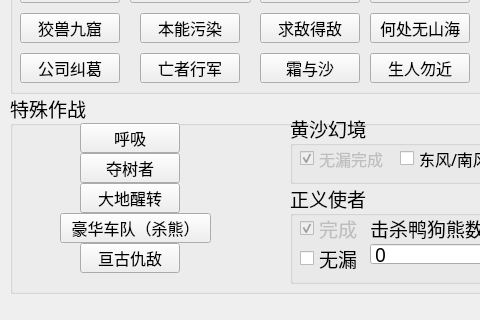
Qt form src/mainwindow.ui (zyz102218-gmail/arkRoguelikeScoreBoard) before a commit; both pictures show x 0 to 480 and y 440 to 760 of the 1523 by 760 pixel window.
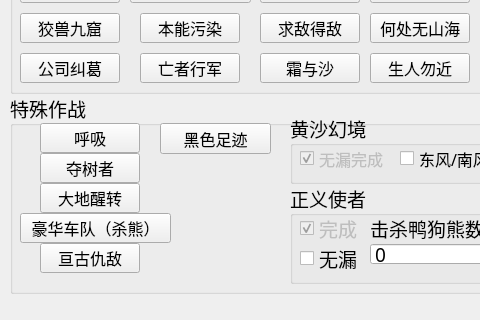
The same form after that commit.

Commit message: Merge remote-tracking branch 'origin/master'   修正了结局1+4和1+3的分数   添加了“黑色足迹”特殊作战 Add show_about and short cuts # Conflicts: #	.idea/workspace.xml

Diff of the .ui file:
```diff
--- a/src/mainwindow.ui
+++ b/src/mainwindow.ui
@@ -1362,7 +1362,7 @@
     <widget class="QPushButton" name="specialact_huxi">
      <property name="geometry">
       <rect>
-       <x>70</x>
+       <x>30</x>
        <y>30</y>
        <width>100</width>
        <height>30</height>
@@ -1381,7 +1381,7 @@
     <widget class="QPushButton" name="specialact_duoshu">
      <property name="geometry">
       <rect>
-       <x>70</x>
+       <x>30</x>
        <y>60</y>
        <width>100</width>
        <height>30</height>
@@ -1389,7 +1389,7 @@
      </property>
      <property name="font">
       <font>
-       <family>Adobe 黑体 Std R</family>
+       <family>黑体</family>
        <pointsize>12</pointsize>
       </font>
      </property>
@@ -1400,7 +1400,7 @@
     <widget class="QPushButton" name="specialact_dadi">
      <property name="geometry">
       <rect>
-       <x>70</x>
+       <x>30</x>
        <y>90</y>
        <width>100</width>
        <height>30</height>
@@ -1419,7 +1419,7 @@
     <widget class="QPushButton" name="specialact_haohua">
      <property name="geometry">
       <rect>
-       <x>50</x>
+       <x>10</x>
        <y>120</y>
        <width>151</width>
        <height>30</height>
@@ -1438,7 +1438,7 @@
     <widget class="QPushButton" name="specialact_gengu">
      <property name="geometry">
       <rect>
-       <x>70</x>
+       <x>30</x>
        <y>150</y>
        <width>100</width>
        <height>30</height>
@@ -1830,6 +1830,25 @@
       </property>
      </widget>
     </widget>
+    <widget class="QPushButton" name="specialact_dark">
+     <property name="geometry">
+      <rect>
+       <x>150</x>
+       <y>30</y>
+       <width>111</width>
+       <height>31</height>
+      </rect>
+     </property>
+     <property name="font">
+      <font>
+       <family>黑体</family>
+       <pointsize>12</pointsize>
+      </font>
+     </property>
+     <property name="text">
+      <string>黑色足迹</string>
+     </property>
+    </widget>
    </widget>
    <widget class="QGroupBox" name="touzi">
     <property name="geometry">
```
The commit also changes 3 other files.
